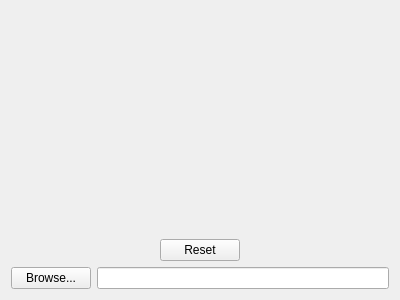
The window that ImageWizard/filechooser.ui (coltoncandy/Image-Generator-Wizard) describes before a commit, drawn with Qt 5.
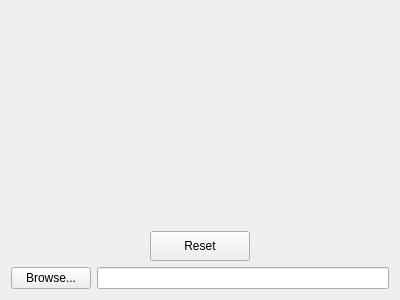
The same window after the commit.

Diff of the .ui file:
```diff
--- a/ImageWizard/filechooser.ui
+++ b/ImageWizard/filechooser.ui
@@ -78,9 +78,36 @@
      </item>
      <item>
       <widget class="QPushButton" name="resetButton">
+       <property name="sizePolicy">
+        <sizepolicy hsizetype="Maximum" vsizetype="Fixed">
+         <horstretch>0</horstretch>
+         <verstretch>0</verstretch>
+        </sizepolicy>
+       </property>
+       <property name="minimumSize">
+        <size>
+         <width>100</width>
+         <height>30</height>
+        </size>
+       </property>
+       <property name="maximumSize">
+        <size>
+         <width>100</width>
+         <height>30</height>
+        </size>
+       </property>
+       <property name="baseSize">
+        <size>
+         <width>0</width>
+         <height>0</height>
+        </size>
+       </property>
        <property name="text">
         <string>Reset</string>
        </property>
+       <property name="flat">
+        <bool>false</bool>
+       </property>
       </widget>
      </item>
      <item>
```
